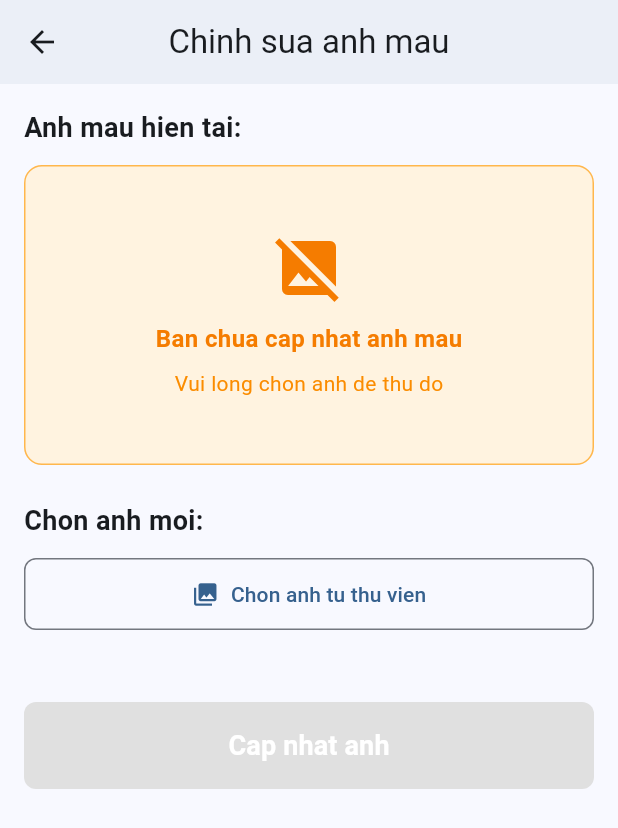
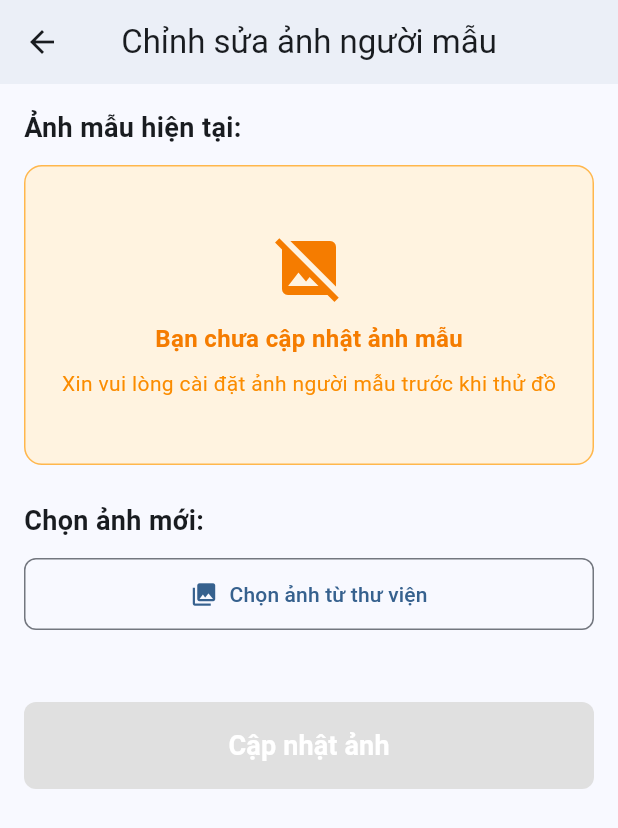
Before and after one commit to nguyentuanthongdacso/demo_tryon_app, a Flutter app: the EditModelImageScreen screen opened directly, on a phone screen of 412 x 824 dp. Shown: the top 828 px of the screen. Run offline on Flutter 3.47's test engine with Material 3 defaults, Android fonts, the phone set to English and light mode, and no system bars; our stand-ins replace google_sign_in, image_picker, shared_preferences; accounts and stored records are empty; network calls fail.

```diff
--- a/lib/screens/edit_model_image_screen.dart
+++ b/lib/screens/edit_model_image_screen.dart
@@ -24,16 +24,22 @@ class _EditModelImageScreenState extends State<EditModelImageScreen> {
 
   String? _selectedImagePath;
   bool _isUploading = false;
+  bool _isPicking = false; // Ngan double-click
   String? _errorMessage;
 
-  // Lay anh hien tai cua user (image, khong phai profile_image)
+  // Lấy ảnh hiện tại của user (image, không phải profile_image)
   String? get _currentImage => _authService.currentUser?['image'];
 
   Future<void> _pickImage() async {
+    // Ngan double-click
+    if (_isPicking) return;
+    _isPicking = true;
+
+    try {
       final picker = ImagePicker();
       final picked = await picker.pickImage(source: ImageSource.gallery);
 
-    if (picked != null) {
+      if (picked != null && mounted) {
         try {
           // Copy file to app directory
           final appDir = await getApplicationDocumentsDirectory();
@@ -48,39 +54,44 @@ class _EditModelImageScreenState extends State<EditModelImageScreen> {
             _errorMessage = null;
           });
         } catch (e) {
+          if (mounted) {
             setState(() {
-          _errorMessage = 'Loi khi chon anh: $e';
+              _errorMessage = 'Lỗi khi chọn ảnh: $e';
             });
           }
         }
       }
+    } finally {
+      _isPicking = false;
+    }
+  }
 
-  /// Xoa anh cu tren Cloudinary neu co
+  /// Xóa ảnh cũ trên Cloudinary nếu có
   Future<void> _deleteOldImage(String? oldImageUrl) async {
     if (oldImageUrl == null || oldImageUrl.isEmpty) return;
 
     try {
-      // Extract public_id tu URL
+      // Extract public_id từ URL
       // URL format: https://res.cloudinary.com/cloud_name/image/upload/v123/public_id.ext
       final uri = Uri.parse(oldImageUrl);
       final pathSegments = uri.pathSegments;
 
-      // Tim vi tri 'upload' va lay phan sau do
+      // Tìm vị trí 'upload' và lấy phần sau đó
       final uploadIndex = pathSegments.indexOf('upload');
       if (uploadIndex == -1 || uploadIndex >= pathSegments.length - 1) return;
 
-      // Public ID la phan cuoi, bo extension
+      // Public ID là phần cuối, bỏ extension
       String publicId = pathSegments.last;
       final dotIndex = publicId.lastIndexOf('.');
       if (dotIndex != -1) {
         publicId = publicId.substring(0, dotIndex);
       }
 
-      // Neu co version (v123456), bo qua no
+      // Nếu có version (v123456), bỏ qua nó
       if (pathSegments.length > uploadIndex + 2) {
         final afterUpload = pathSegments[uploadIndex + 1];
         if (afterUpload.startsWith('v') && int.tryParse(afterUpload.substring(1)) != null) {
-          // Co version, public_id la phan con lai
+          // Có version, public_id là phần còn lại
           publicId = pathSegments.sublist(uploadIndex + 2).join('/');
           final lastDot = publicId.lastIndexOf('.');
           if (lastDot != -1) {
@@ -89,9 +100,9 @@ class _EditModelImageScreenState extends State<EditModelImageScreen> {
         }
       }
 
-      debugPrint('Deleting old image with public_id: $publicId');
+      debugPrint('Xóa ảnh cũ với public_id: $publicId');
 
-      // Goi Cloudinary destroy API
+      // Gọi Cloudinary destroy API
       final timestamp = (DateTime.now().millisecondsSinceEpoch ~/ 1000).toString();
 
       final paramsToSign = {
@@ -99,7 +110,7 @@ class _EditModelImageScreenState extends State<EditModelImageScreen> {
         'timestamp': timestamp,
       };
 
-      // Tao signature
+      // Tạo signature
       final sortedKeys = paramsToSign.keys.toList()..sort();
       final paramString = sortedKeys.map((key) => '$key=${paramsToSign[key]}').join('&');
       final stringToSign = '$paramString${CloudinaryConstants.apiSecret}';
@@ -121,18 +132,18 @@ class _EditModelImageScreenState extends State<EditModelImageScreen> {
 
       if (response.statusCode == 200) {
         final jsonResponse = jsonDecode(response.body);
-        debugPrint('Delete old image result: ${jsonResponse['result']}');
+        debugPrint('Kết quả xóa ảnh cũ: ${jsonResponse['result']}');
       }
     } catch (e) {
-      debugPrint('Error deleting old image: $e');
-      // Khong throw exception, chi log loi
+      debugPrint('Lỗi khi xóa ảnh cũ: $e');
+      // Không throw exception, chỉ log lỗi
     }
   }
 
   Future<void> _updateImage() async {
     if (_selectedImagePath == null) {
       setState(() {
-        _errorMessage = 'Vui long chon anh truoc';
+        _errorMessage = 'Vui lòng chọn ảnh trước khi cập nhật.';
       });
       return;
     }
@@ -143,25 +154,25 @@ class _EditModelImageScreenState extends State<EditModelImageScreen> {
     });
 
     try {
-      // Luu lai anh cu de xoa sau
+      // Lưu lại ảnh cũ để xóa sau
       final oldImageUrl = _currentImage;
 
-      // Upload anh moi len Cloudinary
-      debugPrint('Uploading new model image...');
+      // Upload ảnh mới lên Cloudinary
+      debugPrint('Đang tải ảnh mẫu mới lên...');
       final file = File(_selectedImagePath!);
       final newImageUrl = await _cloudinaryService.uploadImage(file);
 
-      debugPrint('New image URL: $newImageUrl');
+      debugPrint('URL ảnh mới: $newImageUrl');
 
-      // Goi API de cap nhat image trong database
-      debugPrint('Updating user image in database...');
+      // Gọi API để cập nhật ảnh trong cơ sở dữ liệu
+      debugPrint('Đang cập nhật ảnh người dùng trong cơ sở dữ liệu...');
       final result = await _authService.changeImage(newImageUrl);
 
       if (result.success) {
-        // Cap nhat URL anh model moi trong SessionUploadManager
+        // Cập nhật URL ảnh model mới trong SessionUploadManager
         await SessionUploadManager().setUserModelImageUrl(newImageUrl);
 
-        // Xoa anh cu tren Cloudinary (neu co)
+        // Xóa ảnh cũ trên Cloudinary (nếu có)
         await _deleteOldImage(oldImageUrl);
 
         if (mounted) {
@@ -171,7 +182,7 @@ class _EditModelImageScreenState extends State<EditModelImageScreen> {
               backgroundColor: Colors.green,
             ),
           );
-          Navigator.pop(context, true); // Return true de bao hieu da cap nhat
+          Navigator.pop(context, true); // Return true để báo hiệu đã cập nhật
         }
       } else {
         setState(() {
@@ -180,7 +191,7 @@ class _EditModelImageScreenState extends State<EditModelImageScreen> {
       }
     } catch (e) {
       setState(() {
-        _errorMessage = 'Loi: $e';
+        _errorMessage = 'Lỗi: $e';
       });
     } finally {
       if (mounted) {
@@ -195,7 +206,7 @@ class _EditModelImageScreenState extends State<EditModelImageScreen> {
   Widget build(BuildContext context) {
     return Scaffold(
       appBar: AppBar(
-        title: const Text('Chinh sua anh mau'),
+        title: const Text('Chỉnh sửa ảnh người mẫu'),
         centerTitle: true,
       ),
       body: SingleChildScrollView(
@@ -203,9 +214,9 @@ class _EditModelImageScreenState extends State<EditModelImageScreen> {
         child: Column(
           crossAxisAlignment: CrossAxisAlignment.start,
           children: [
-            // Hien thi anh hien tai
+            // Hiển thị ảnh hiện tại
             const Text(
-              'Anh mau hien tai:',
+              'Ảnh mẫu hiện tại:',
               style: TextStyle(
                 fontSize: 18,
                 fontWeight: FontWeight.bold,
@@ -216,9 +227,9 @@ class _EditModelImageScreenState extends State<EditModelImageScreen> {
 
             const SizedBox(height: 24),
 
-            // Chon anh moi
+            // Chọn ảnh mới
             const Text(
-              'Chon anh moi:',
+              'Chọn ảnh mới:',
               style: TextStyle(
                 fontSize: 18,
                 fontWeight: FontWeight.bold,
@@ -254,7 +265,7 @@ class _EditModelImageScreenState extends State<EditModelImageScreen> {
 
             const SizedBox(height: 24),
 
-            // Button cap nhat
+            // Nút cập nhật
             SizedBox(
               width: double.infinity,
               child: ElevatedButton(
@@ -279,7 +290,7 @@ class _EditModelImageScreenState extends State<EditModelImageScreen> {
                         ),
                       )
                     : const Text(
-                        'Cap nhat anh',
+                        'Cập nhật ảnh',
                         style: TextStyle(
                           fontSize: 18,
                           fontWeight: FontWeight.bold,
@@ -316,7 +327,7 @@ class _EditModelImageScreenState extends State<EditModelImageScreen> {
                   children: [
                     Icon(Icons.broken_image, size: 48, color: Colors.grey),
                     SizedBox(height: 8),
-                    Text('Khong the tai anh', style: TextStyle(color: Colors.grey)),
+                    Text('Không thể tải ảnh', style: TextStyle(color: Colors.grey)),
                   ],
                 ),
               );
@@ -351,7 +362,7 @@ class _EditModelImageScreenState extends State<EditModelImageScreen> {
           Icon(Icons.image_not_supported, size: 48, color: Colors.orange[700]),
           const SizedBox(height: 12),
           Text(
-            'Ban chua cap nhat anh mau',
+            'Bạn chưa cập nhật ảnh mẫu',
             style: TextStyle(
               color: Colors.orange[700],
               fontSize: 16,
@@ -360,7 +371,7 @@ class _EditModelImageScreenState extends State<EditModelImageScreen> {
           ),
           const SizedBox(height: 8),
           Text(
-            'Vui long chon anh de thu do',
+            'Xin vui lòng cài đặt ảnh người mẫu trước khi thử đồ',
             style: TextStyle(color: Colors.orange[600], fontSize: 14),
           ),
         ],
@@ -371,7 +382,7 @@ class _EditModelImageScreenState extends State<EditModelImageScreen> {
   Widget _buildNewImageSection() {
     return Column(
       children: [
-        // Hien thi anh da chon
+        // Hiển thị ảnh đã chọn
         if (_selectedImagePath != null)
           Container(
             height: 250,
@@ -396,7 +407,7 @@ class _EditModelImageScreenState extends State<EditModelImageScreen> {
           child: OutlinedButton.icon(
             onPressed: _isUploading ? null : _pickImage,
             icon: const Icon(Icons.photo_library),
-            label: Text(_selectedImagePath == null ? 'Chon anh tu thu vien' : 'Chon anh khac'),
+            label: Text(_selectedImagePath == null ? 'Chọn ảnh từ thư viện' : 'Chọn ảnh khác'),
             style: OutlinedButton.styleFrom(
               padding: const EdgeInsets.symmetric(vertical: 14),
               shape: RoundedRectangleBorder(
--- a/lib/screens/try_on_screen.dart
+++ b/lib/screens/try_on_screen.dart
@@ -31,7 +31,7 @@ class _TryOnScreenState extends State<TryOnScreen> {
     if (initImageUrl == null || initImageUrl.isEmpty) {
       ScaffoldMessenger.of(context).showSnackBar(
         const SnackBar(
-          content: Text('Ban chua co anh nguoi dung. Vui long cap nhat trong Profile.'),
+          content: Text('Bạn chưa cài đặt ảnh người dùng. Vui lòng cập nhật trong Profile.'),
           backgroundColor: Colors.orange,
           duration: Duration(seconds: 3),
         ),
@@ -97,7 +97,7 @@ class _TryOnScreenState extends State<TryOnScreen> {
             crossAxisAlignment: CrossAxisAlignment.start,
             children: [
               const Text(
-                'Anh cua ban:',
+                'Ảnh của bạn:',
                 style: TextStyle(
                   fontSize: 18,
                   fontWeight: FontWeight.bold,
@@ -107,7 +107,7 @@ class _TryOnScreenState extends State<TryOnScreen> {
               _buildInitImageSection(initImageUrl),
               const SizedBox(height: 24),
               const Text(
-                'Quan ao duoc chon:',
+                'Quần áo được chọn:',
                 style: TextStyle(
                   fontSize: 18,
                   fontWeight: FontWeight.bold,
@@ -117,7 +117,7 @@ class _TryOnScreenState extends State<TryOnScreen> {
               _buildClothImageSection(clothImageUrl),
               const SizedBox(height: 24),
               const Text(
-                'Loai quan ao:',
+                'Loại quần áo:',
                 style: TextStyle(
                   fontSize: 18,
                   fontWeight: FontWeight.bold,
@@ -158,7 +158,7 @@ class _TryOnScreenState extends State<TryOnScreen> {
                   children: [
                     Icon(Icons.broken_image, size: 48, color: Colors.grey),
                     SizedBox(height: 8),
-                    Text('Khong the tai anh', style: TextStyle(color: Colors.grey)),
+                    Text('Không thể tải ảnh', style: TextStyle(color: Colors.grey)),
                   ],
                 ),
               );
@@ -192,7 +192,7 @@ class _TryOnScreenState extends State<TryOnScreen> {
           Icon(Icons.warning_amber, size: 48, color: Colors.orange[700]),
           const SizedBox(height: 12),
           Text(
-            'Chua co anh nguoi dung',
+            'Chưa có ảnh người mẫu',
             style: TextStyle(
               color: Colors.orange[700],
               fontSize: 16,
@@ -201,7 +201,7 @@ class _TryOnScreenState extends State<TryOnScreen> {
           ),
           const SizedBox(height: 8),
           Text(
-            'Vui long cap nhat anh trong Profile',
+            'Vui lòng cập nhật ảnh người mẫu trong Profile',
             style: TextStyle(color: Colors.orange[600], fontSize: 14),
           ),
         ],
@@ -238,7 +238,7 @@ class _TryOnScreenState extends State<TryOnScreen> {
                   children: [
                     Icon(Icons.broken_image, size: 64, color: Colors.grey),
                     SizedBox(height: 12),
-                    Text('Khong the tai anh',
+                    Text('Không thể tải ảnh',
                         style: TextStyle(color: Colors.grey, fontSize: 16)),
                   ],
                 ),
@@ -268,7 +268,7 @@ class _TryOnScreenState extends State<TryOnScreen> {
       ),
       child: const Center(
         child: Text(
-          'Khong co anh duoc chon',
+          'Không có ảnh được chọn',
           style: TextStyle(color: Colors.grey, fontSize: 16),
         ),
       ),
@@ -279,15 +279,15 @@ class _TryOnScreenState extends State<TryOnScreen> {
     return Row(
       children: [
         Expanded(
-          child: _buildClothTypeButton('upper', 'Ao', Icons.checkroom),
+          child: _buildClothTypeButton('upper', 'Áo', Icons.checkroom),
         ),
         const SizedBox(width: 12),
         Expanded(
-          child: _buildClothTypeButton('lower', 'Quan', Icons.straighten),
+          child: _buildClothTypeButton('lower', 'Quần', Icons.straighten),
         ),
         const SizedBox(width: 12),
         Expanded(
-          child: _buildClothTypeButton('full', 'Ca bo', Icons.accessibility),
+          child: _buildClothTypeButton('full', 'Cả bộ', Icons.accessibility),
         ),
       ],
     );
--- a/lib/screens/update_profile_screen.dart
+++ b/lib/screens/update_profile_screen.dart
@@ -78,7 +78,7 @@ class _UpdateProfileScreenState extends State<UpdateProfileScreen> {
               // Chinh sua anh mau
               _buildMenuItem(
                 icon: Icons.photo_camera,
-                title: 'Chinh sua anh mau cua ban',
+                title: 'Chỉnh sửa ảnh mẫu của bạn',
                 onTap: () => _navigateToEditModelImage(),
               ),
               const SizedBox(height: 12),
```
Also changed, not shown: lib/screens/upload_images_screen.dart (+20 -11 lines). Lines whose indentation alone changed are shown as unchanged.
